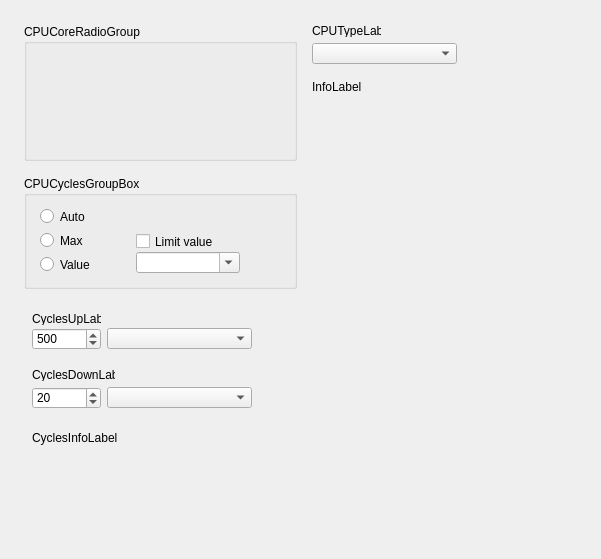
Above: src/forms/ModernProfileEditorCPUFrameUnit.ui from Eldricos/D-Fend-Reborn before the change. Below: the same form after it.
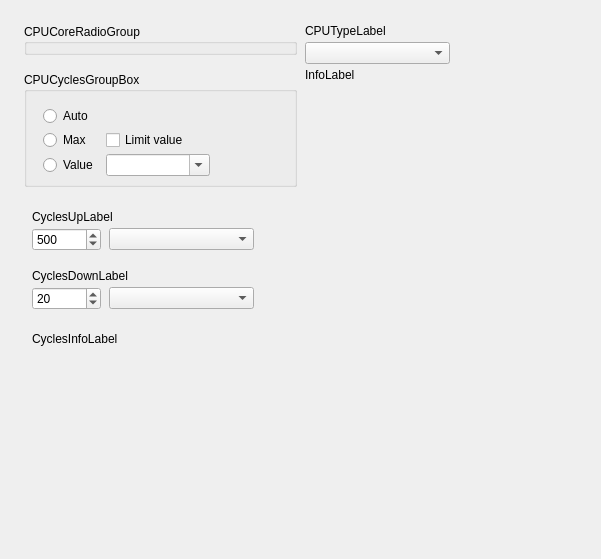
That is the form after the change. Custom widgets are drawn as their Qt base class.

Commit message: Modern profile editor: Qt layouts instead of fixed pixel positions

```diff
--- a/src/forms/ModernProfileEditorCPUFrameUnit.ui
+++ b/src/forms/ModernProfileEditorCPUFrameUnit.ui
@@ -5,99 +5,237 @@
     <property name="geometry"><rect><x>0</x><y>0</y><width>601</width><height>559</height></rect></property>
     <property name="vclDesignWidth" stdset="0"><number>601</number></property>
     <property name="vclDesignHeight" stdset="0"><number>559</number></property>
-    <widget class="QLabel" name="CyclesUpLabel">
-      <property name="geometry"><rect><x>32</x><y>312</y><width>69</width><height>13</height></rect></property>
-      <property name="text"><string>CyclesUpLabel</string></property>
-      <property name="textFormat"><enum>Qt::PlainText</enum></property>
-      <property name="alignment"><set>Qt::AlignLeft|Qt::AlignTop</set></property>
-      <property name="vclAutoSize" stdset="0"><bool>true</bool></property>
-    </widget>
-    <widget class="QLabel" name="CyclesDownLabel">
-      <property name="geometry"><rect><x>32</x><y>368</y><width>83</width><height>13</height></rect></property>
-      <property name="text"><string>CyclesDownLabel</string></property>
-      <property name="textFormat"><enum>Qt::PlainText</enum></property>
-      <property name="alignment"><set>Qt::AlignLeft|Qt::AlignTop</set></property>
-      <property name="vclAutoSize" stdset="0"><bool>true</bool></property>
-    </widget>
-    <widget class="QLabel" name="CyclesInfoLabel">
-      <property name="geometry"><rect><x>32</x><y>431</y><width>545</width><height>97</height></rect></property>
-      <property name="vclAnchors" stdset="0"><string notr="true">akLeft,akTop,akRight</string></property>
-      <property name="text"><string>CyclesInfoLabel</string></property>
-      <property name="textFormat"><enum>Qt::PlainText</enum></property>
-      <property name="wordWrap"><bool>true</bool></property>
-      <property name="alignment"><set>Qt::AlignLeft|Qt::AlignTop</set></property>
-    </widget>
+    <layout class="QVBoxLayout" name="ModernProfileEditorCPUFrame_Layout" stretch="0,0,0,0,0,0,0,1">
+      <property name="leftMargin"><number>24</number></property>
+      <property name="topMargin"><number>24</number></property>
+      <property name="rightMargin"><number>24</number></property>
+      <property name="bottomMargin"><number>8</number></property>
+      <property name="spacing"><number>0</number></property>
+      <item>
+        <layout class="QGridLayout" name="ModernProfileEditorCPUFrame_Section1" columnstretch="0,0,1">
+          <property name="leftMargin"><number>0</number></property>
+          <property name="topMargin"><number>0</number></property>
+          <property name="rightMargin"><number>0</number></property>
+          <property name="bottomMargin"><number>0</number></property>
+          <property name="horizontalSpacing"><number>8</number></property>
+          <property name="verticalSpacing"><number>4</number></property>
+          <item row="0" column="0" rowspan="3" alignment="Qt::AlignLeft|Qt::AlignTop">
+            <widget class="TRadioGroupWidget" name="CPUCoreRadioGroup">
+              <property name="title"><string>CPUCoreRadioGroup</string></property>
+              <property name="minimumSize"><size><width>273</width><height>0</height></size></property>
+            </widget>
+          </item>
+          <item row="0" column="1" colspan="2">
     <widget class="QLabel" name="CPUTypeLabel">
-      <property name="geometry"><rect><x>312</x><y>24</y><width>69</width><height>13</height></rect></property>
       <property name="text"><string>CPUTypeLabel</string></property>
       <property name="textFormat"><enum>Qt::PlainText</enum></property>
       <property name="alignment"><set>Qt::AlignLeft|Qt::AlignTop</set></property>
-      <property name="vclAutoSize" stdset="0"><bool>true</bool></property>
-    </widget>
+            </widget>
+          </item>
+          <item row="1" column="1" alignment="Qt::AlignLeft">
+            <widget class="QComboBox" name="CPUTypeComboBox">
+              <property name="editable"><bool>false</bool></property>
+              <property name="maxVisibleItems"><number>8</number></property>
+              <property name="minimumSize"><size><width>145</width><height>0</height></size></property>
+            </widget>
+          </item>
+          <item row="2" column="1" rowspan="2" colspan="2">
     <widget class="QLabel" name="InfoLabel">
-      <property name="geometry"><rect><x>312</x><y>80</y><width>265</width><height>121</height></rect></property>
-      <property name="vclAnchors" stdset="0"><string notr="true">akLeft,akTop,akRight</string></property>
       <property name="text"><string>InfoLabel</string></property>
       <property name="textFormat"><enum>Qt::PlainText</enum></property>
       <property name="wordWrap"><bool>true</bool></property>
       <property name="alignment"><set>Qt::AlignLeft|Qt::AlignTop</set></property>
     </widget>
-    <widget class="TRadioGroupWidget" name="CPUCoreRadioGroup">
-      <property name="geometry"><rect><x>24</x><y>24</y><width>273</width><height>137</height></rect></property>
-      <property name="title"><string>CPUCoreRadioGroup</string></property>
-    </widget>
+          </item>
+          <item row="3" column="0" alignment="Qt::AlignLeft">
     <widget class="QGroupBox" name="CPUCyclesGroupBox">
-      <property name="geometry"><rect><x>24</x><y>176</y><width>273</width><height>113</height></rect></property>
       <property name="title"><string>CPUCyclesGroupBox</string></property>
+              <property name="minimumSize"><size><width>273</width><height>0</height></size></property>
+              <layout class="QGridLayout" name="CPUCyclesGroupBox_Layout" columnstretch="0,0,1">
+                <property name="leftMargin"><number>16</number></property>
+                <property name="topMargin"><number>14</number></property>
+                <property name="rightMargin"><number>4</number></property>
+                <property name="bottomMargin"><number>8</number></property>
+                <property name="horizontalSpacing"><number>8</number></property>
+                <property name="verticalSpacing"><number>4</number></property>
+                <item row="0" column="0" colspan="3">
       <widget class="QRadioButton" name="CyclesAutoRadioButton">
-        <property name="geometry"><rect><x>16</x><y>32</y><width>113</width><height>17</height></rect></property>
         <property name="text"><string>Auto</string></property>
       </widget>
+                </item>
+                <item row="1" column="0">
       <widget class="QRadioButton" name="CyclesMaxRadioButton">
-        <property name="geometry"><rect><x>16</x><y>56</y><width>113</width><height>17</height></rect></property>
         <property name="text"><string>Max</string></property>
       </widget>
+                </item>
+                <item row="1" column="1" colspan="2">
+                  <widget class="QCheckBox" name="CyclesMaxLimitCheckBox">
+                    <property name="text"><string>Limit value</string></property>
+                  </widget>
+                </item>
+                <item row="2" column="0">
       <widget class="QRadioButton" name="CyclesValueRadioButton">
-        <property name="geometry"><rect><x>16</x><y>80</y><width>113</width><height>17</height></rect></property>
         <property name="text"><string>Value</string></property>
       </widget>
+                </item>
+                <item row="2" column="1" alignment="Qt::AlignLeft">
       <widget class="QComboBox" name="CyclesComboBox">
-        <property name="geometry"><rect><x>112</x><y>76</y><width>104</width><height>21</height></rect></property>
         <property name="editable"><bool>true</bool></property>
         <property name="maxVisibleItems"><number>8</number></property>
-      </widget>
-      <widget class="QCheckBox" name="CyclesMaxLimitCheckBox">
-        <property name="geometry"><rect><x>112</x><y>57</y><width>97</width><height>17</height></rect></property>
-        <property name="text"><string>Limit value</string></property>
-      </widget>
-    </widget>
+                    <property name="minimumSize"><size><width>104</width><height>0</height></size></property>
+                  </widget>
+                </item>
+                <item row="0" column="2">
+                  <spacer name="CPUCyclesGroupBox_Layout_HFill">
+                    <property name="orientation"><enum>Qt::Horizontal</enum></property>
+                    <property name="sizeHint" stdset="0"><size><width>0</width><height>0</height></size></property>
+                  </spacer>
+                </item>
+                <item row="3" column="0">
+                  <spacer name="CPUCyclesGroupBox_VFill">
+                    <property name="orientation"><enum>Qt::Vertical</enum></property>
+                    <property name="sizeHint" stdset="0"><size><width>0</width><height>0</height></size></property>
+                  </spacer>
+                </item>
+              </layout>
+            </widget>
+          </item>
+          <item row="0" column="2">
+            <spacer name="ModernProfileEditorCPUFrame_Section1_HFill">
+              <property name="orientation"><enum>Qt::Horizontal</enum></property>
+              <property name="sizeHint" stdset="0"><size><width>0</width><height>0</height></size></property>
+            </spacer>
+          </item>
+        </layout>
+      </item>
+      <item>
+        <spacer name="ModernProfileEditorCPUFrame_Gap1">
+          <property name="orientation"><enum>Qt::Vertical</enum></property>
+          <property name="sizeType"><enum>QSizePolicy::Fixed</enum></property>
+          <property name="sizeHint" stdset="0"><size><width>0</width><height>23</height></size></property>
+        </spacer>
+      </item>
+      <item>
+        <layout class="QGridLayout" name="ModernProfileEditorCPUFrame_Section2" columnstretch="0,0,1">
+          <property name="leftMargin"><number>8</number></property>
+          <property name="topMargin"><number>0</number></property>
+          <property name="rightMargin"><number>0</number></property>
+          <property name="bottomMargin"><number>0</number></property>
+          <property name="horizontalSpacing"><number>8</number></property>
+          <property name="verticalSpacing"><number>4</number></property>
+          <item row="0" column="0" colspan="3">
+            <widget class="QLabel" name="CyclesUpLabel">
+              <property name="text"><string>CyclesUpLabel</string></property>
+              <property name="textFormat"><enum>Qt::PlainText</enum></property>
+              <property name="alignment"><set>Qt::AlignLeft|Qt::AlignTop</set></property>
+            </widget>
+          </item>
+          <item row="1" column="0" alignment="Qt::AlignLeft">
     <widget class="QSpinBox" name="CyclesUpEdit">
-      <property name="geometry"><rect><x>32</x><y>328</y><width>69</width><height>22</height></rect></property>
       <property name="minimum"><number>1</number></property>
       <property name="maximum"><number>50000</number></property>
       <property name="value"><number>500</number></property>
-    </widget>
+              <property name="minimumSize"><size><width>69</width><height>0</height></size></property>
+            </widget>
+          </item>
+          <item row="1" column="1" alignment="Qt::AlignLeft">
+            <widget class="QComboBox" name="CyclesUpComboBox">
+              <property name="editable"><bool>false</bool></property>
+              <property name="maxVisibleItems"><number>8</number></property>
+              <property name="minimumSize"><size><width>145</width><height>0</height></size></property>
+            </widget>
+          </item>
+          <item row="0" column="2">
+            <spacer name="ModernProfileEditorCPUFrame_Section2_HFill">
+              <property name="orientation"><enum>Qt::Horizontal</enum></property>
+              <property name="sizeHint" stdset="0"><size><width>0</width><height>0</height></size></property>
+            </spacer>
+          </item>
+        </layout>
+      </item>
+      <item>
+        <spacer name="ModernProfileEditorCPUFrame_Gap2">
+          <property name="orientation"><enum>Qt::Vertical</enum></property>
+          <property name="sizeType"><enum>QSizePolicy::Fixed</enum></property>
+          <property name="sizeHint" stdset="0"><size><width>0</width><height>18</height></size></property>
+        </spacer>
+      </item>
+      <item>
+        <layout class="QGridLayout" name="ModernProfileEditorCPUFrame_Section3" columnstretch="0,0,1">
+          <property name="leftMargin"><number>8</number></property>
+          <property name="topMargin"><number>0</number></property>
+          <property name="rightMargin"><number>0</number></property>
+          <property name="bottomMargin"><number>0</number></property>
+          <property name="horizontalSpacing"><number>8</number></property>
+          <property name="verticalSpacing"><number>4</number></property>
+          <item row="0" column="0" colspan="3">
+            <widget class="QLabel" name="CyclesDownLabel">
+              <property name="text"><string>CyclesDownLabel</string></property>
+              <property name="textFormat"><enum>Qt::PlainText</enum></property>
+              <property name="alignment"><set>Qt::AlignLeft|Qt::AlignTop</set></property>
+            </widget>
+          </item>
+          <item row="1" column="0" alignment="Qt::AlignLeft">
     <widget class="QSpinBox" name="CyclesDownEdit">
-      <property name="geometry"><rect><x>32</x><y>387</y><width>69</width><height>22</height></rect></property>
       <property name="minimum"><number>1</number></property>
       <property name="maximum"><number>50000</number></property>
       <property name="value"><number>20</number></property>
-    </widget>
-    <widget class="QComboBox" name="CPUTypeComboBox">
-      <property name="geometry"><rect><x>312</x><y>43</y><width>145</width><height>21</height></rect></property>
-      <property name="editable"><bool>false</bool></property>
-      <property name="maxVisibleItems"><number>8</number></property>
-    </widget>
-    <widget class="QComboBox" name="CyclesUpComboBox">
-      <property name="geometry"><rect><x>107</x><y>328</y><width>145</width><height>21</height></rect></property>
-      <property name="editable"><bool>false</bool></property>
-      <property name="maxVisibleItems"><number>8</number></property>
-    </widget>
+              <property name="minimumSize"><size><width>69</width><height>0</height></size></property>
+            </widget>
+          </item>
+          <item row="1" column="1" alignment="Qt::AlignLeft">
     <widget class="QComboBox" name="CyclesDownComboBox">
-      <property name="geometry"><rect><x>107</x><y>387</y><width>145</width><height>21</height></rect></property>
       <property name="editable"><bool>false</bool></property>
       <property name="maxVisibleItems"><number>8</number></property>
-    </widget>
+              <property name="minimumSize"><size><width>145</width><height>0</height></size></property>
+            </widget>
+          </item>
+          <item row="0" column="2">
+            <spacer name="ModernProfileEditorCPUFrame_Section3_HFill">
+              <property name="orientation"><enum>Qt::Horizontal</enum></property>
+              <property name="sizeHint" stdset="0"><size><width>0</width><height>0</height></size></property>
+            </spacer>
+          </item>
+        </layout>
+      </item>
+      <item>
+        <spacer name="ModernProfileEditorCPUFrame_Gap3">
+          <property name="orientation"><enum>Qt::Vertical</enum></property>
+          <property name="sizeType"><enum>QSizePolicy::Fixed</enum></property>
+          <property name="sizeHint" stdset="0"><size><width>0</width><height>22</height></size></property>
+        </spacer>
+      </item>
+      <item>
+        <layout class="QGridLayout" name="ModernProfileEditorCPUFrame_Section4" columnstretch="0,1">
+          <property name="leftMargin"><number>8</number></property>
+          <property name="topMargin"><number>0</number></property>
+          <property name="rightMargin"><number>0</number></property>
+          <property name="bottomMargin"><number>0</number></property>
+          <property name="horizontalSpacing"><number>8</number></property>
+          <property name="verticalSpacing"><number>4</number></property>
+          <item row="0" column="0" colspan="2">
+            <widget class="QLabel" name="CyclesInfoLabel">
+              <property name="text"><string>CyclesInfoLabel</string></property>
+              <property name="textFormat"><enum>Qt::PlainText</enum></property>
+              <property name="wordWrap"><bool>true</bool></property>
+              <property name="alignment"><set>Qt::AlignLeft|Qt::AlignTop</set></property>
+            </widget>
+          </item>
+          <item row="0" column="1">
+            <spacer name="ModernProfileEditorCPUFrame_Section4_HFill">
+              <property name="orientation"><enum>Qt::Horizontal</enum></property>
+              <property name="sizeHint" stdset="0"><size><width>0</width><height>0</height></size></property>
+            </spacer>
+          </item>
+        </layout>
+      </item>
+      <item>
+        <spacer name="ModernProfileEditorCPUFrame_VFill">
+          <property name="orientation"><enum>Qt::Vertical</enum></property>
+          <property name="sizeHint" stdset="0"><size><width>0</width><height>0</height></size></property>
+        </spacer>
+      </item>
+    </layout>
   </widget>
   <customwidgets>
     <customwidget>
```
Left out of the diff: 6 changed lines with no effect on the pictures. Lines whose indentation alone changed are shown as unchanged. The commit also changes 42 other files.
